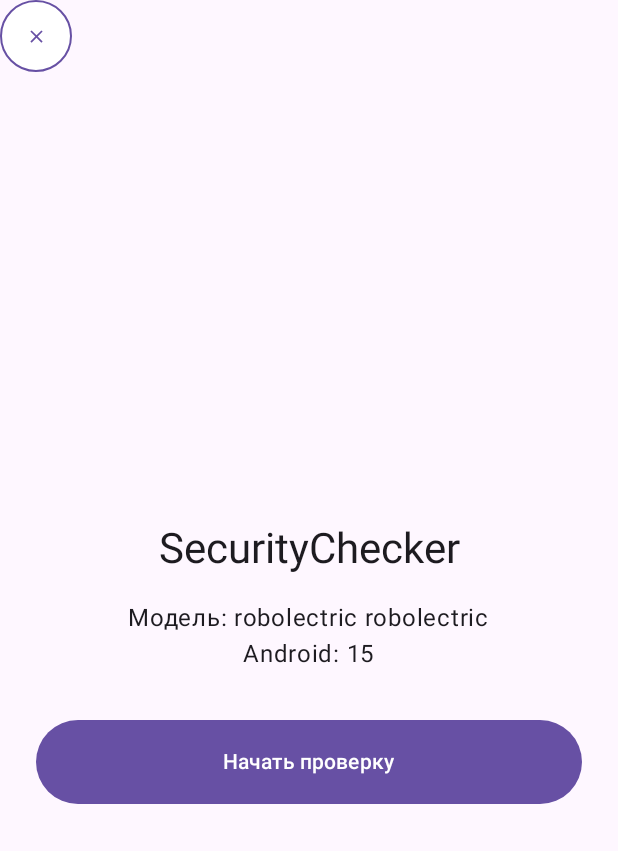
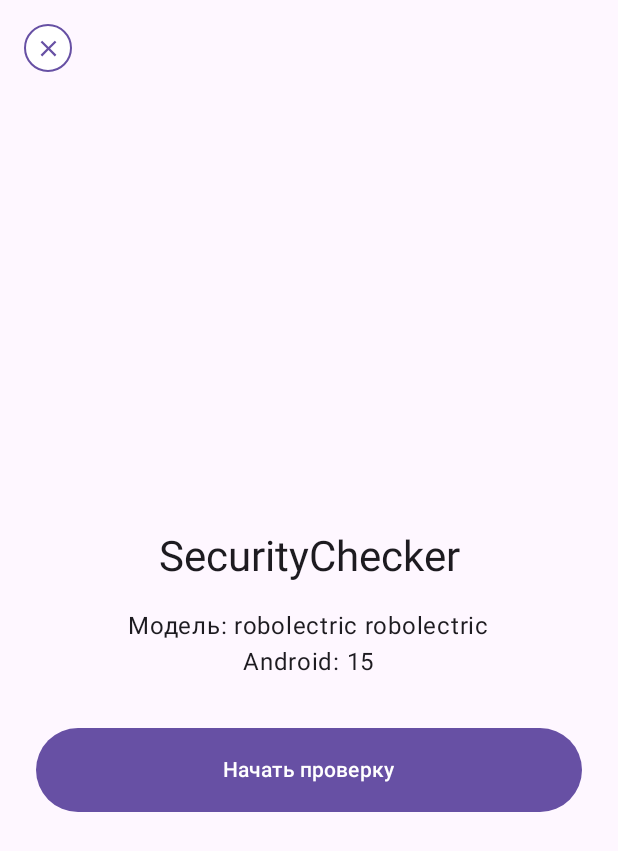
Before and after one commit to IIgangsta/SecurityChecker, an Android app built with Jetpack Compose: the screen it shows after launch (MainActivity), on a phone screen of 412 x 824 dp. Shown: the top 851 px of the screen. Run offline under Robolectric (Android 15) with nearby library versions, the phone set to English and light mode, and no system bars.

Commit message:
Fix: crash protection and perfect round close button

```diff
--- a/app/src/main/java/com/example/securitychecker/MainActivity.kt
+++ b/app/src/main/java/com/example/securitychecker/MainActivity.kt
@@ -1,6 +1,5 @@
 package com.example.securitychecker
 
-import android.app.Activity
 import android.content.ActivityNotFoundException
 import android.os.Build
 import android.os.Bundle
@@ -10,6 +9,7 @@ import androidx.activity.compose.setContent
 import androidx.compose.animation.core.*
 import androidx.compose.foundation.background
 import androidx.compose.foundation.border
+import androidx.compose.foundation.clickable
 import androidx.compose.foundation.layout.*
 import androidx.compose.foundation.lazy.LazyColumn
 import androidx.compose.foundation.lazy.items
@@ -25,9 +25,7 @@ import androidx.compose.ui.unit.dp
 import com.example.securitychecker.models.CheckResult
 import com.example.securitychecker.models.CheckStatus
 import com.example.securitychecker.ui.CheckCard
-import kotlinx.coroutines.Dispatchers
 import kotlinx.coroutines.delay
-import kotlinx.coroutines.withContext
 
 class MainActivity : ComponentActivity() {
     override fun onCreate(savedInstanceState: Bundle?) {
@@ -75,10 +73,8 @@ fun SecurityCheckerScreen(activity: MainActivity) {
                 "VPN...", "Опасные приложения...", "Владелец...", "RAT..."
             )
 
-            // ВЫНОСИМ ТЯЖЕЛЫЕ ПРОВЕРКИ В ФОНОВЫЙ ПОТОК
-            val allResults = withContext(Dispatchers.IO) {
-                CheckEngine.runAll(activity)
-            }
+            // Проверки теперь безопасные, вызываем в основном потоке
+            val allResults = CheckEngine.runAll(activity)
             results = allResults
 
             val totalSteps = stages.size
@@ -113,24 +109,25 @@ fun SecurityCheckerScreen(activity: MainActivity) {
     }
 
     Box(Modifier.fillMaxSize()) {
-        // Кнопка выхода (УМЕНЬШИЛИ ДИАМЕТР ДО 24, обводка 1dp, крестик 14dp)
-        IconButton(
-            onClick = { activity.finish() },
+        // Идеально круглая кнопка закрытия
+        Box(
             modifier = Modifier
-                .padding(12.dp)
-                .size(24.dp)
+                .padding(16.dp)
+                .size(32.dp)
                 .background(Color.White, CircleShape)
                 .border(1.dp, MaterialTheme.colorScheme.primary, CircleShape)
+                .clickable { activity.finish() },
+            contentAlignment = Alignment.Center
         ) {
             Icon(
                 imageVector = Icons.Default.Close,
                 contentDescription = "Выход",
                 tint = MaterialTheme.colorScheme.primary,
-                modifier = Modifier.size(14.dp)
+                modifier = Modifier.size(18.dp)
             )
         }
 
-        Column(Modifier.fillMaxSize().padding(top = 60.dp)) {
+        Column(Modifier.fillMaxSize().padding(top = 70.dp)) {
             if (!started) {
                 Column(
                     modifier = Modifier.fillMaxSize().padding(24.dp),
```
Also changed, not shown: app/src/main/java/com/example/securitychecker/CheckEngine.kt (+36 -16 lines).
